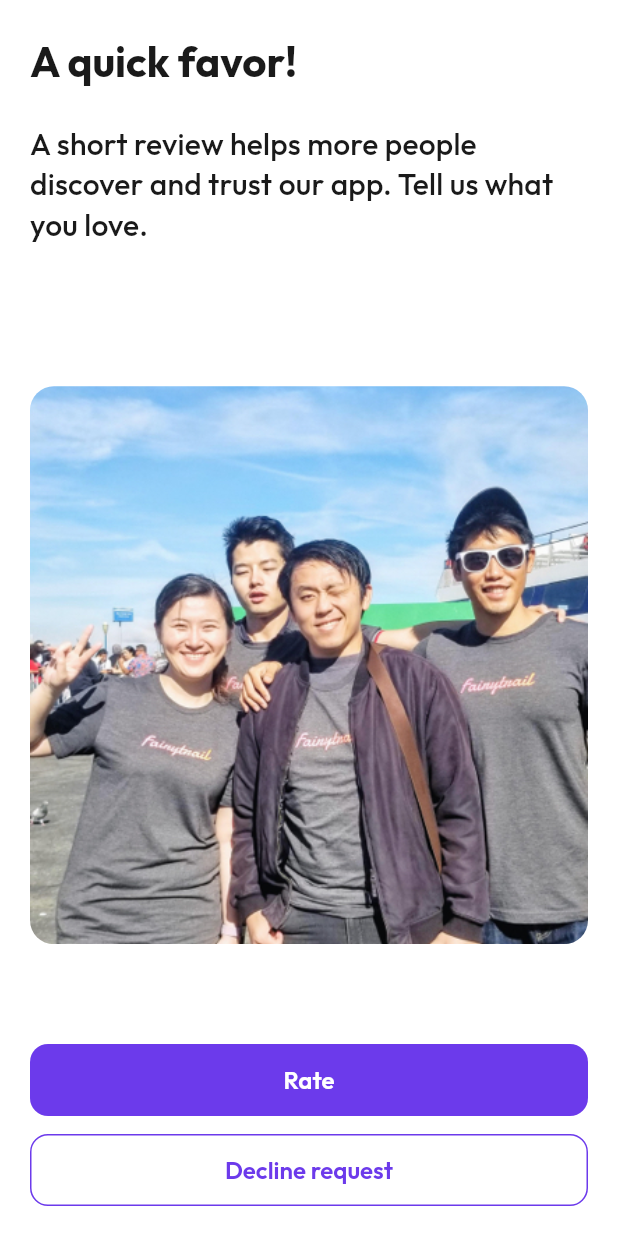
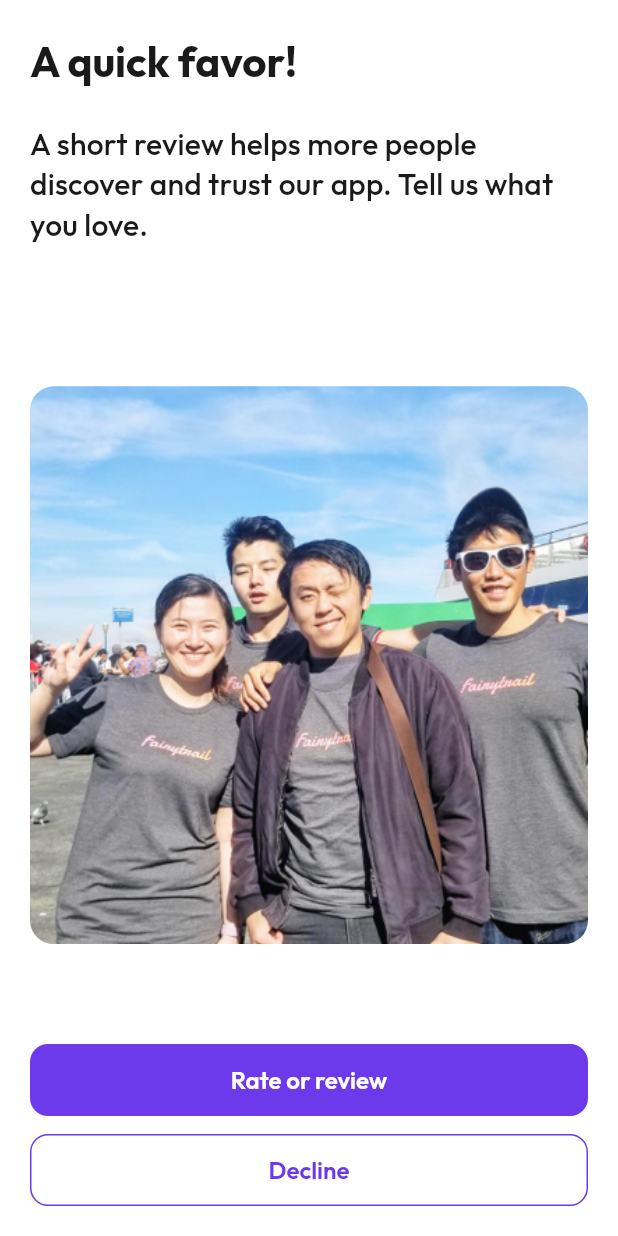
Before and after one commit to taigeair/fairytrail-flutter, a Flutter app: the WriteReviewScreen screen opened directly, on a phone screen of 412 x 824 dp. Run offline on Flutter 3.47's test engine with Material 3 defaults, Android fonts, the phone set to English and light mode, and no system bars; drawn by our look-alikes of sentry_flutter; our stand-ins replace app_links, battery_plus, cached_network_image, confetti, connectivity_plus, device_info_plus and 23 more; missing offline and left inert: app_tracking_transparency, apple_maps_flutter, countries_world_map, country, facebook_app_events, flutter_jailbreak_detection_plus and 4 more; accounts and stored records are empty; network calls fail.

Commit message:
wording change

```diff
--- a/lib/screens/review/write_review_screen.dart
+++ b/lib/screens/review/write_review_screen.dart
@@ -111,13 +111,13 @@ class _WriteReviewScreenState extends State<WriteReviewScreen> {
                 ),
               ),
               AppButton(
-                label: 'Rate',
+                label: 'Rate or review',
                 onPressed: _busy ? null : _onReview,
                 isLoading: _busy,
               ),
               const SizedBox(height: 12),
               AppButton(
-                label: 'Decline request',
+                label: 'Decline',
                 variant: AppButtonVariant.secondary,
                 onPressed: _busy ? null : _onLater,
               ),
```
